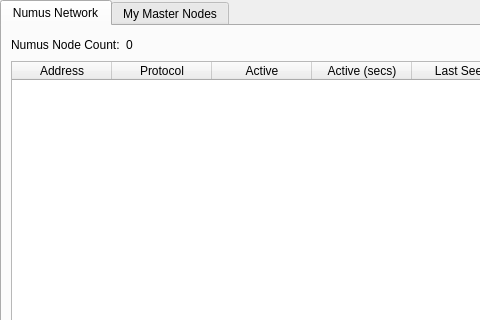
First picture: the form in src/qt/forms/masternodemanager.ui, repository newcopycoin/newcopycoin, before the edit; both pictures show x 0 to 480 and y 0 to 320 of the 723 by 457 pixel window.
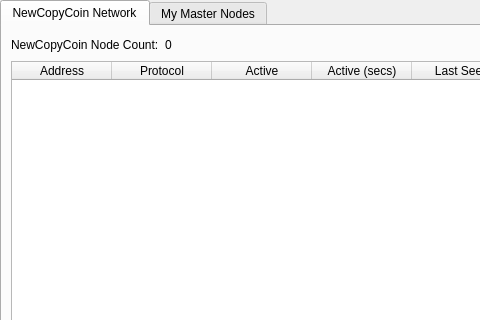
Second picture: the form after the edit. The open tabs and pages were chosen to show the change.

Commit message: changes Numus -> NewCopyCoin

Patch:
```diff
--- a/src/qt/forms/masternodemanager.ui
+++ b/src/qt/forms/masternodemanager.ui
@@ -38,7 +38,7 @@
        </property>
        <widget class="QWidget" name="tab">
         <attribute name="title">
-         <string>Numus Network</string>
+         <string>NewCopyCoin Network</string>
         </attribute>
         <layout class="QGridLayout" name="gridLayout">
          <item row="1" column="0">
@@ -98,7 +98,7 @@
            <item>
             <widget class="QLabel" name="label_2">
              <property name="text">
-              <string>Numus Node Count:</string>
+              <string>NewCopyCoin Node Count:</string>
              </property>
             </widget>
            </item>
```
The commit also changes 166 other files.
